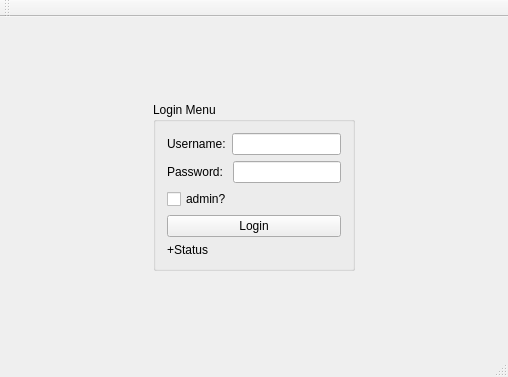
Old version of the form login.ui in the repository itsMahdi/clinic.
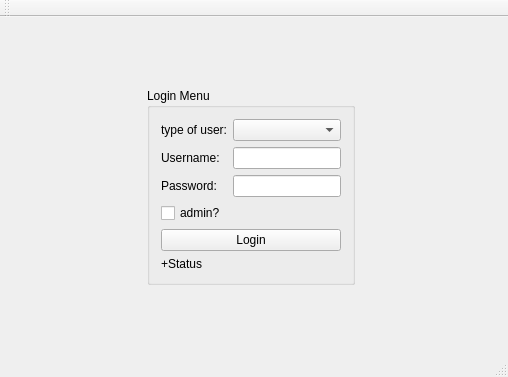
New version of the form.

Commit message: login page changed doctor information added

The edit to the form file:
```diff
--- a/login.ui
+++ b/login.ui
@@ -15,108 +15,110 @@
   </property>
   <widget class="QWidget" name="centralWidget">
    <layout class="QGridLayout" name="gridLayout">
-    <item row="1" column="2">
+    <item row="1" column="0">
+     <spacer name="horizontalSpacer">
+      <property name="orientation">
+       <enum>Qt::Horizontal</enum>
+      </property>
+      <property name="sizeHint" stdset="0">
+       <size>
+        <width>40</width>
+        <height>20</height>
+       </size>
+      </property>
+     </spacer>
+    </item>
+    <item row="1" column="3">
      <spacer name="horizontalSpacer_2">
       <property name="orientation">
        <enum>Qt::Horizontal</enum>
       </property>
       <property name="sizeHint" stdset="0">
        <size>
-        <width>135</width>
+        <width>40</width>
         <height>20</height>
        </size>
       </property>
      </spacer>
     </item>
+    <item row="0" column="1">
+     <spacer name="verticalSpacer_2">
+      <property name="orientation">
+       <enum>Qt::Vertical</enum>
+      </property>
+      <property name="sizeHint" stdset="0">
+       <size>
+        <width>20</width>
+        <height>40</height>
+       </size>
+      </property>
+     </spacer>
+    </item>
     <item row="1" column="1">
      <widget class="QGroupBox" name="groupBox">
       <property name="title">
        <string>Login Menu</string>
       </property>
-      <layout class="QVBoxLayout" name="verticalLayout">
-       <item>
-        <layout class="QHBoxLayout" name="horizontalLayout">
-         <item>
+      <layout class="QFormLayout" name="formLayout">
+       <item row="0" column="0">
+        <widget class="QLabel" name="label_type_user">
+         <property name="text">
+          <string>type of user:</string>
+         </property>
+        </widget>
+       </item>
+       <item row="0" column="1">
+        <widget class="QComboBox" name="comboBox_type_user"/>
+       </item>
+       <item row="1" column="0">
           <widget class="QLabel" name="label_username">
            <property name="text">
             <string>Username:</string>
            </property>
           </widget>
          </item>
-         <item>
+       <item row="1" column="1">
           <widget class="QLineEdit" name="lineEdit_username"/>
          </item>
-        </layout>
-       </item>
-       <item>
-        <layout class="QHBoxLayout" name="horizontalLayout_2">
-         <item>
+       <item row="2" column="0">
           <widget class="QLabel" name="label_password">
            <property name="text">
             <string>Password: </string>
            </property>
           </widget>
          </item>
-         <item>
+       <item row="2" column="1">
           <widget class="QLineEdit" name="lineEdit_password">
            <property name="echoMode">
             <enum>QLineEdit::Password</enum>
            </property>
           </widget>
          </item>
-        </layout>
-       </item>
-       <item>
+       <item row="3" column="0">
         <widget class="QCheckBox" name="checkBox_admin">
          <property name="text">
           <string>admin?</string>
          </property>
         </widget>
        </item>
-       <item>
-        <widget class="QPushButton" name="pushButton_login">
-         <property name="text">
-          <string>Login</string>
-         </property>
-        </widget>
-       </item>
-       <item>
+       <item row="5" column="0">
         <widget class="QLabel" name="label_connection_status">
          <property name="text">
           <string>+Status</string>
          </property>
         </widget>
        </item>
+       <item row="4" column="0" colspan="2">
+        <widget class="QPushButton" name="pushButton_login">
+         <property name="text">
+          <string>Login</string>
+         </property>
+        </widget>
+       </item>
       </layout>
      </widget>
     </item>
-    <item row="0" column="1">
-     <spacer name="verticalSpacer_2">
-      <property name="orientation">
-       <enum>Qt::Vertical</enum>
-      </property>
-      <property name="sizeHint" stdset="0">
-       <size>
-        <width>20</width>
-        <height>47</height>
-       </size>
-      </property>
-     </spacer>
-    </item>
-    <item row="1" column="0">
-     <spacer name="horizontalSpacer">
-      <property name="orientation">
-       <enum>Qt::Horizontal</enum>
-      </property>
-      <property name="sizeHint" stdset="0">
-       <size>
-        <width>135</width>
-        <height>20</height>
-       </size>
-      </property>
-     </spacer>
-    </item>
-    <item row="2" column="1">
+    <item row="2" column="1" colspan="2">
      <spacer name="verticalSpacer">
       <property name="orientation">
        <enum>Qt::Vertical</enum>
@@ -124,7 +126,7 @@
       <property name="sizeHint" stdset="0">
        <size>
         <width>20</width>
-        <height>46</height>
+        <height>40</height>
        </size>
       </property>
      </spacer>
```
Lines whose indentation alone changed are shown as unchanged. The commit also changes 9 other files.
